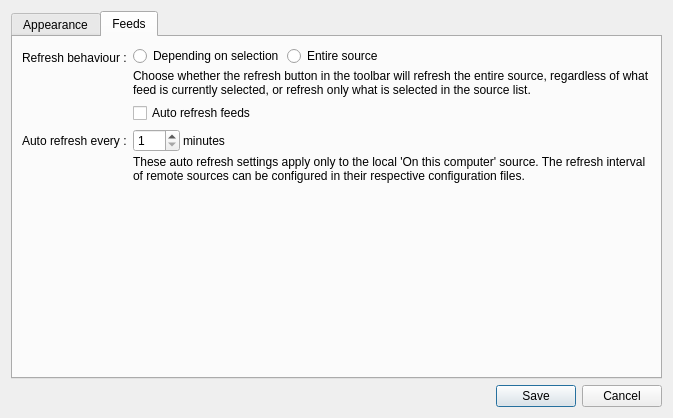
zappatic/ZapFeedReader, file client-desktop/src/dialogs/DialogPreferences.ui: the form before one commit.
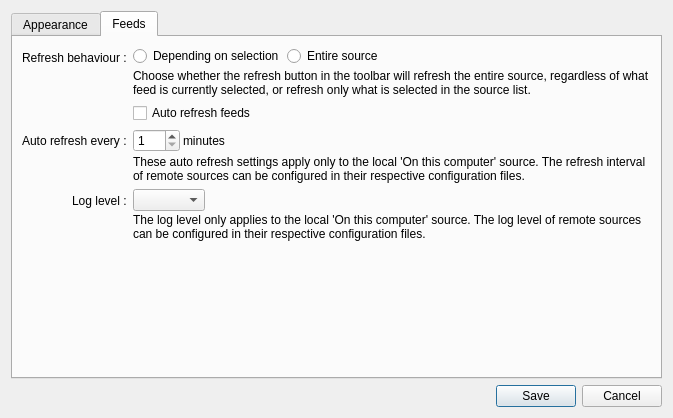
The form after the commit. The open tabs and pages were chosen to show the change.

Commit message: add log level preference

```diff
--- a/client-desktop/src/dialogs/DialogPreferences.ui
+++ b/client-desktop/src/dialogs/DialogPreferences.ui
@@ -371,6 +371,55 @@
            </property>
           </widget>
          </item>
+         <item row="3" column="0">
+          <widget class="QLabel" name="labelLogLevel">
+           <property name="text">
+            <string>Log level :</string>
+           </property>
+          </widget>
+         </item>
+         <item row="3" column="1">
+          <layout class="QVBoxLayout" name="verticalLayout_8">
+           <property name="spacing">
+            <number>2</number>
+           </property>
+           <item>
+            <layout class="QHBoxLayout" name="horizontalLayout_6">
+             <item>
+              <widget class="QComboBox" name="comboBoxLogLevel"/>
+             </item>
+             <item>
+              <spacer name="horizontalSpacer_6">
+               <property name="orientation">
+                <enum>Qt::Horizontal</enum>
+               </property>
+               <property name="sizeHint" stdset="0">
+                <size>
+                 <width>40</width>
+                 <height>20</height>
+                </size>
+               </property>
+              </spacer>
+             </item>
+            </layout>
+           </item>
+           <item>
+            <widget class="QLabel" name="label">
+             <property name="font">
+              <font>
+               <pointsize>9</pointsize>
+              </font>
+             </property>
+             <property name="text">
+              <string>The log level only applies to the local 'On this computer' source. The log level of remote sources can be configured in their respective configuration files.</string>
+             </property>
+             <property name="wordWrap">
+              <bool>true</bool>
+             </property>
+            </widget>
+           </item>
+          </layout>
+         </item>
         </layout>
        </item>
        <item>
```
Left out of the diff: 2 changed lines with no effect on the pictures. The commit also changes 9 other files.
